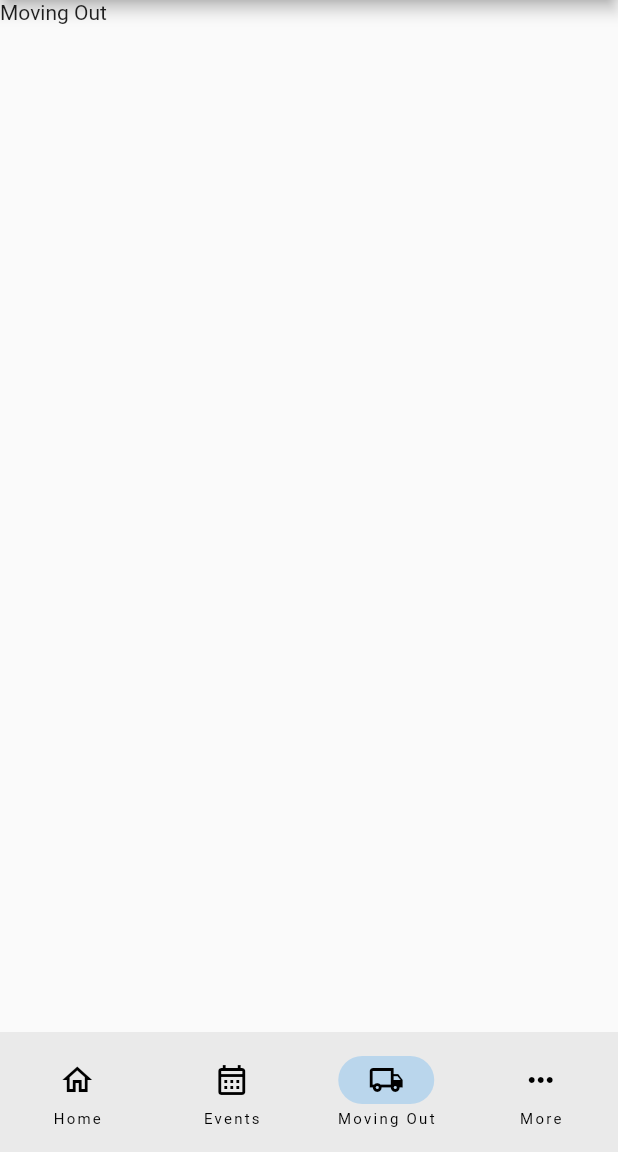
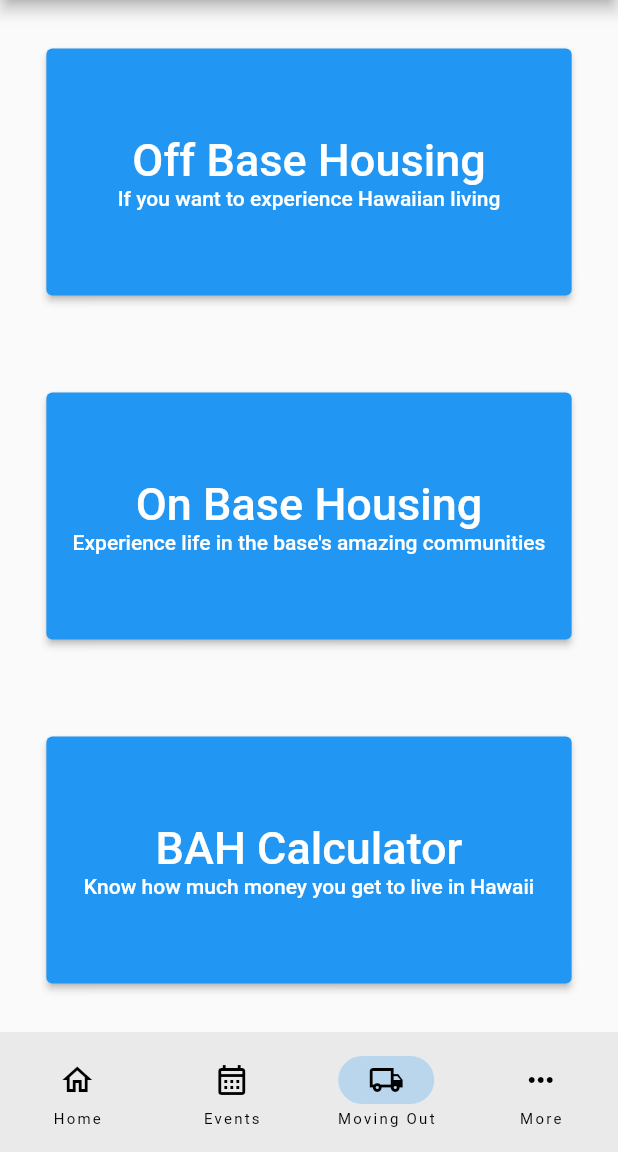
Before and after one commit to Aaron-m-ram/Flutter-Dormitory, a Flutter app: the screen it shows after launch, item 3 of the bottom bar chosen, on a phone screen of 412 x 824 dp, the part 84-1236 px from its top. Run offline on Flutter 3.47's test engine with Material 2 defaults, Android fonts, the phone set to English and light mode, and no system bars.

Commit message:
launcher & URL
Added launcher  to be able to launch url, uri, tel and more . have maintx button going to google right now

```diff
--- a/flutter_dorm/lib/home_page.dart
+++ b/flutter_dorm/lib/home_page.dart
@@ -1,4 +1,5 @@
 import 'package:flutter/material.dart';
+import 'package:url_launcher/url_launcher.dart';
 
 class HomePage extends StatelessWidget {
   const HomePage({super.key});
@@ -7,6 +8,7 @@ class HomePage extends StatelessWidget {
   Widget build(BuildContext context) {
     double deviceWidth = MediaQuery.of(context).size.width;
     double deviceHeight = MediaQuery.of(context).size.height;
+    final Uri url = Uri.parse("https://google.com");
 
     return Center(
       child:
@@ -16,7 +18,8 @@ class HomePage extends StatelessWidget {
               minimumSize: Size(deviceWidth * .85, deviceHeight * .20),
             ),
             onPressed: () {
-              debugPrint("You pressed maintx");
+              launchUrl(url);
+              //debugPrint("You pressed maintx");
             },
             child: Column(
               children: const [
@@ -36,7 +39,7 @@ class HomePage extends StatelessWidget {
               minimumSize: Size(deviceWidth * .85, deviceHeight * .20),
               //padding: const EdgeInsets.all(100.0),
             ),
-            onPressed: () {
+            onPressed: () async {
               debugPrint("You pressed help");
             },
             child: Column(
--- a/flutter_dorm/lib/moving_out.dart
+++ b/flutter_dorm/lib/moving_out.dart
@@ -10,6 +10,64 @@ class MovingOut extends StatefulWidget {
 class _MovingOutState extends State<MovingOut> {
   @override
   Widget build(BuildContext context) {
-    return const Scaffold(body: Text("Moving Out"));
+    double deviceWidth = MediaQuery.of(context).size.width;
+    double deviceHeight = MediaQuery.of(context).size.height;
+
+    return Center(
+      child:
+          Column(mainAxisAlignment: MainAxisAlignment.spaceAround, children: [
+        ElevatedButton(
+            style: ElevatedButton.styleFrom(
+              minimumSize: Size(deviceWidth * .85, deviceHeight * .20),
+            ),
+            onPressed: () {
+              debugPrint("You pressed off base");
+            },
+            child: Column(
+              children: const [
+                Text(
+                  'Off Base Housing',
+                  style: TextStyle(fontSize: 30),
+                ),
+                Text('If you want to experience Hawaiian living'),
+              ],
+            )),
+        ElevatedButton(
+            style: ElevatedButton.styleFrom(
+              minimumSize: Size(deviceWidth * .85, deviceHeight * .20),
+              //padding: const EdgeInsets.all(100.0),
+            ),
+            onPressed: () {
+              debugPrint("You pressed on base");
+            },
+            child: Column(
+              children: const [
+                Text(
+                  'On Base Housing',
+                  style: TextStyle(fontSize: 30),
+                ),
+                Text("Experience life in the base's amazing communities")
+              ],
+            )),
+        ElevatedButton(
+          style: ElevatedButton.styleFrom(
+            minimumSize: Size(deviceWidth * .85, deviceHeight * .20),
+            //padding: const EdgeInsets.all(100.0),
+          ),
+          onPressed: () {
+            debugPrint("You pressed bah calculator");
+          },
+          child: Column(
+            children: const [
+              Text(
+                'BAH Calculator',
+                style: TextStyle(fontSize: 30),
+              ),
+              Text('Know how much money you get to live in Hawaii'),
+            ],
+          ), /* */
+        )
+      ]),
+    );
   }
 }
--- a/flutter_dorm/pubspec.yaml
+++ b/flutter_dorm/pubspec.yaml
@@ -36,6 +36,7 @@ dependencies:
   # The following adds the Cupertino Icons font to your application.
   # Use with the CupertinoIcons class for iOS style icons.
   cupertino_icons: ^1.0.2
+  url_launcher: ^6.1.7
 
 dev_dependencies:
   flutter_test:
```
Also changed, not shown: flutter_dorm/pubspec.lock, 6 other files.
